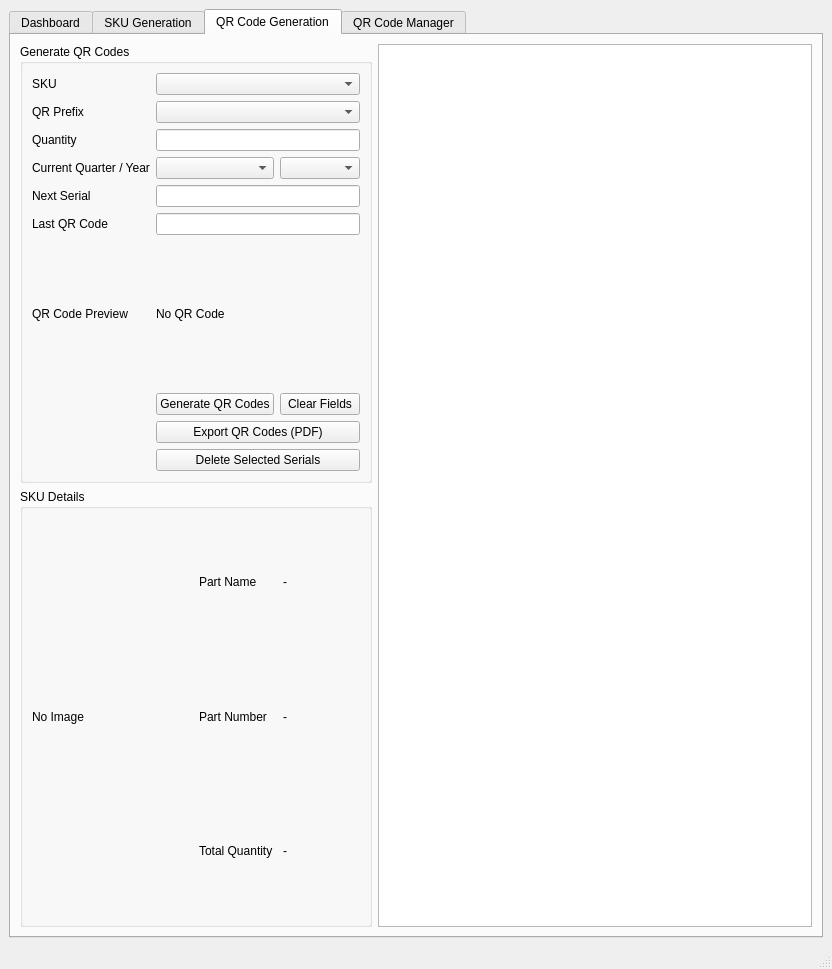
The window that src/mainwindow.ui (Atif-Iqbal-08/warehouse) describes before a commit, drawn with Qt 5.
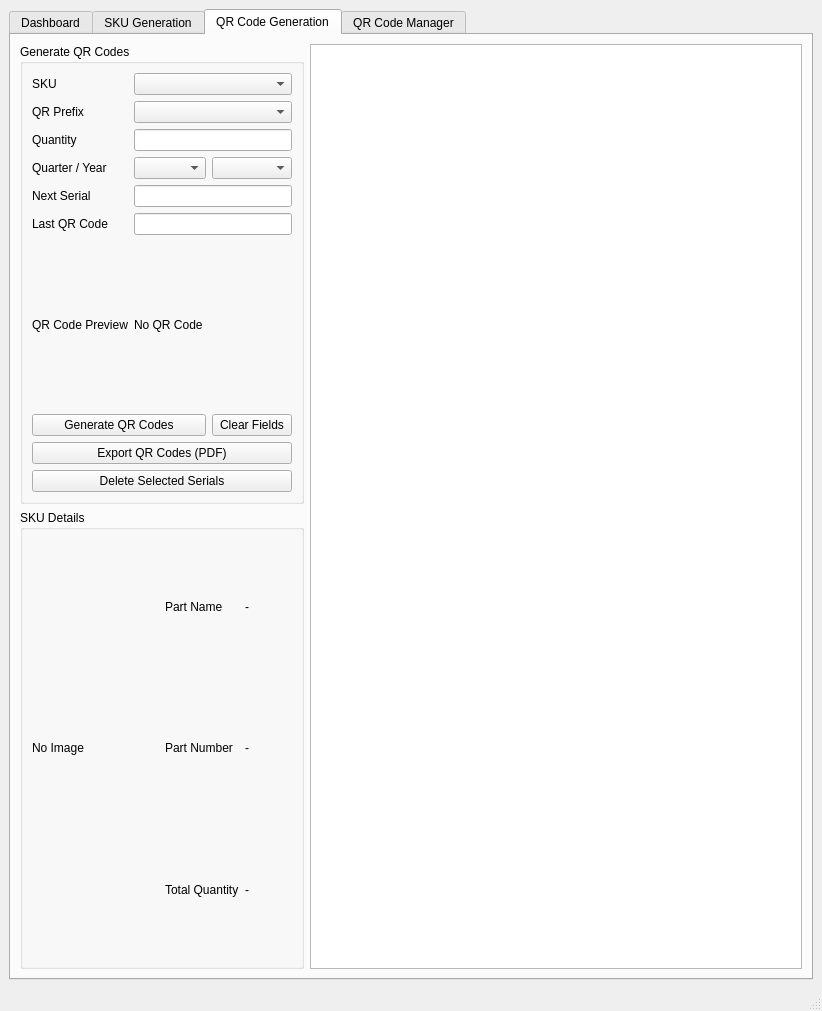
The same window after the commit. The open tabs and pages were chosen to show the change.

The edit to the form file:
```diff
--- a/src/mainwindow.ui
+++ b/src/mainwindow.ui
@@ -2,6 +2,14 @@
 <ui version="4.0">
  <class>MainWindow</class>
  <widget class="QMainWindow" name="MainWindow">
+  <property name="geometry">
+   <rect>
+    <x>0</x>
+    <y>0</y>
+    <width>822</width>
+    <height>1011</height>
+   </rect>
+  </property>
   <property name="windowTitle">
    <string>Warehouse SKU and QR Code Manager</string>
   </property>
@@ -541,6 +549,12 @@
          <layout class="QVBoxLayout" name="barcodeLeftLayout">
           <item>
            <widget class="QGroupBox" name="barcodeGroupBox">
+            <property name="sizePolicy">
+             <sizepolicy hsizetype="Fixed" vsizetype="Minimum">
+              <horstretch>0</horstretch>
+              <verstretch>0</verstretch>
+             </sizepolicy>
+            </property>
           <property name="title">
            <string>Generate QR Codes</string>
           </property>
@@ -578,7 +592,7 @@
            <item row="3" column="0">
             <widget class="QLabel" name="barcodeQuarterYearLabel">
              <property name="text">
-              <string>Current Quarter / Year</string>
+                <string>Quarter / Year</string>
              </property>
             </widget>
            </item>
@@ -622,7 +636,7 @@
              </property>
             </widget>
            </item>
-           <item row="7" column="1">
+             <item row="7" column="0" colspan="2">
             <widget class="QPushButton" name="generateBarcodeButton">
              <property name="text">
               <string>Generate QR Codes</string>
@@ -636,14 +650,14 @@
              </property>
             </widget>
            </item>
-           <item row="8" column="1" colspan="2">
+             <item row="8" column="0" colspan="3">
             <widget class="QPushButton" name="printBarcodeButton">
              <property name="text">
               <string>Export QR Codes (PDF)</string>
              </property>
             </widget>
            </item>
-           <item row="9" column="1" colspan="2">
+             <item row="9" column="0" colspan="3">
             <widget class="QPushButton" name="deleteBarcodeButton">
              <property name="text">
               <string>Delete Selected Serials</string>
@@ -655,6 +669,12 @@
           </item>
           <item>
            <widget class="QGroupBox" name="barcodeSkuDetailsGroupBox">
+            <property name="sizePolicy">
+             <sizepolicy hsizetype="Minimum" vsizetype="Minimum">
+              <horstretch>0</horstretch>
+              <verstretch>0</verstretch>
+             </sizepolicy>
+            </property>
           <property name="title">
            <string>SKU Details</string>
           </property>
@@ -718,7 +738,14 @@
          </layout>
         </item>
         <item>
-         <widget class="QTableView" name="barcodeTableView"/>
+         <widget class="QTableView" name="barcodeTableView">
+          <property name="sizePolicy">
+           <sizepolicy hsizetype="MinimumExpanding" vsizetype="MinimumExpanding">
+            <horstretch>0</horstretch>
+            <verstretch>0</verstretch>
+           </sizepolicy>
+          </property>
+         </widget>
         </item>
        </layout>
       </widget>
```
Left out of the diff: 25 changed lines with no effect on the pictures. Lines whose indentation alone changed are shown as unchanged.
